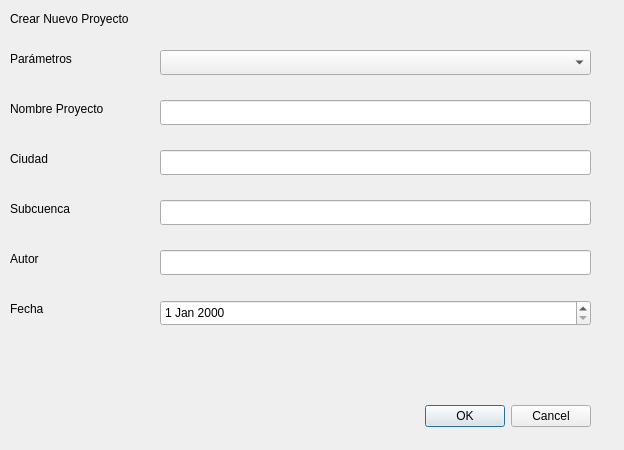
First picture: the form in app/resources/new_project_dialog.ui, repository EL-BID/red_basica, before the edit.
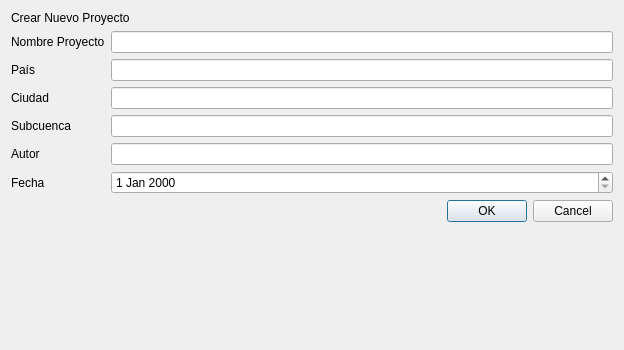
Second picture: the form after the edit.

What changed in the file:
```diff
--- a/app/resources/new_project_dialog.ui
+++ b/app/resources/new_project_dialog.ui
@@ -7,37 +7,15 @@
     <x>0</x>
     <y>0</y>
     <width>624</width>
-    <height>450</height>
+    <height>350</height>
    </rect>
   </property>
   <property name="windowTitle">
    <string>SANIBIDapp</string>
   </property>
-  <widget class="QDialogButtonBox" name="dialogButtonBox">
-   <property name="geometry">
-    <rect>
-     <x>250</x>
-     <y>400</y>
-     <width>341</width>
-     <height>32</height>
-    </rect>
-   </property>
-   <property name="orientation">
-    <enum>Qt::Horizontal</enum>
-   </property>
-   <property name="standardButtons">
-    <set>QDialogButtonBox::Cancel|QDialogButtonBox::Ok</set>
-   </property>
-  </widget>
-  <widget class="QLabel" name="label">
-   <property name="geometry">
-    <rect>
-     <x>10</x>
-     <y>10</y>
-     <width>381</width>
-     <height>17</height>
-    </rect>
-   </property>
+  <layout class="QFormLayout" name="formLayout">
+   <item row="0" column="0" colspan="2">
+    <widget class="QLabel" name="titleLabel">
    <property name="layoutDirection">
     <enum>Qt::LeftToRight</enum>
    </property>
@@ -45,144 +23,78 @@
     <string>Crear Nuevo Proyecto</string>
    </property>
   </widget>
-  <widget class="QLabel" name="parametersLabel">
-   <property name="geometry">
-    <rect>
-     <x>10</x>
-     <y>50</y>
-     <width>121</width>
-     <height>17</height>
-    </rect>
-   </property>
-   <property name="text">
-    <string>Parámetros</string>
-   </property>
-  </widget>
-  <widget class="QComboBox" name="parametersList">
-   <property name="geometry">
-    <rect>
-     <x>160</x>
-     <y>50</y>
-     <width>431</width>
-     <height>25</height>
-    </rect>
-   </property>
-  </widget>
-  <widget class="QLabel" name="projectNameLabel">
-   <property name="geometry">
-    <rect>
-     <x>10</x>
-     <y>100</y>
-     <width>131</width>
-     <height>17</height>
-    </rect>
-   </property>
+   </item>
+   <item row="3" column="0">
+    <widget class="QLabel" name="projectNameLabel_2">
    <property name="text">
     <string>Nombre Proyecto</string>
    </property>
   </widget>
-  <widget class="QLineEdit" name="nameEdit">
-   <property name="geometry">
-    <rect>
-     <x>160</x>
-     <y>100</y>
-     <width>431</width>
-     <height>25</height>
-    </rect>
-   </property>
-  </widget>
+   </item>
+   <item row="3" column="1">
+    <widget class="QLineEdit" name="projectNameEdit"/>
+   </item>
+   <item row="4" column="0">
+    <widget class="QLabel" name="countryLabel">
+     <property name="text">
+      <string>País</string>
+     </property>
+    </widget>
+   </item>
+   <item row="4" column="1">
+    <widget class="QLineEdit" name="CountryEdit"/>
+   </item>
+   <item row="6" column="0">
   <widget class="QLabel" name="cityLabel">
-   <property name="geometry">
-    <rect>
-     <x>10</x>
-     <y>150</y>
-     <width>131</width>
-     <height>17</height>
-    </rect>
-   </property>
    <property name="text">
     <string>Ciudad</string>
    </property>
   </widget>
-  <widget class="QLineEdit" name="cityEdit">
-   <property name="geometry">
-    <rect>
-     <x>160</x>
-     <y>150</y>
-     <width>431</width>
-     <height>25</height>
-    </rect>
-   </property>
-  </widget>
-  <widget class="QLabel" name="dateLabel">
-   <property name="geometry">
-    <rect>
-     <x>10</x>
-     <y>300</y>
-     <width>131</width>
-     <height>17</height>
-    </rect>
-   </property>
-   <property name="text">
-    <string>Fecha</string>
-   </property>
-  </widget>
-  <widget class="QDateEdit" name="dateEdit">
-   <property name="geometry">
-    <rect>
-     <x>160</x>
-     <y>300</y>
-     <width>431</width>
-     <height>26</height>
-    </rect>
-   </property>
-  </widget>
+   </item>
+   <item row="6" column="1">
+    <widget class="QLineEdit" name="cityEdit"/>
+   </item>
+   <item row="8" column="0">
   <widget class="QLabel" name="microsystemLabel">
-   <property name="geometry">
-    <rect>
-     <x>10</x>
-     <y>200</y>
-     <width>131</width>
-     <height>17</height>
-    </rect>
-   </property>
    <property name="text">
     <string>Subcuenca</string>
    </property>
   </widget>
-  <widget class="QLineEdit" name="microsystemEdit">
-   <property name="geometry">
-    <rect>
-     <x>160</x>
-     <y>200</y>
-     <width>431</width>
-     <height>25</height>
-    </rect>
-   </property>
-  </widget>
+   </item>
+   <item row="8" column="1">
+    <widget class="QLineEdit" name="microsystemEdit"/>
+   </item>
+   <item row="10" column="0">
   <widget class="QLabel" name="authorLabel">
-   <property name="geometry">
-    <rect>
-     <x>10</x>
-     <y>250</y>
-     <width>131</width>
-     <height>17</height>
-    </rect>
-   </property>
    <property name="text">
     <string>Autor</string>
    </property>
   </widget>
-  <widget class="QLineEdit" name="authorEdit">
-   <property name="geometry">
-    <rect>
-     <x>160</x>
-     <y>250</y>
-     <width>431</width>
-     <height>25</height>
-    </rect>
-   </property>
-  </widget>
+   </item>
+   <item row="10" column="1">
+    <widget class="QLineEdit" name="authorEdit"/>
+   </item>
+   <item row="12" column="0">
+    <widget class="QLabel" name="dateLabel">
+     <property name="text">
+      <string>Fecha</string>
+     </property>
+    </widget>
+   </item>
+   <item row="12" column="1">
+    <widget class="QDateEdit" name="dateEdit"/>
+   </item>
+   <item row="16" column="1">
+    <widget class="QDialogButtonBox" name="buttonBox">
+     <property name="orientation">
+      <enum>Qt::Horizontal</enum>
+     </property>
+     <property name="standardButtons">
+      <set>QDialogButtonBox::Cancel|QDialogButtonBox::Ok</set>
+     </property>
+    </widget>
+   </item>
+  </layout>
  </widget>
  <resources/>
  <connections>
```
Left out of the diff: 12 changed lines with no effect on the pictures. Lines whose indentation alone changed are shown as unchanged.
